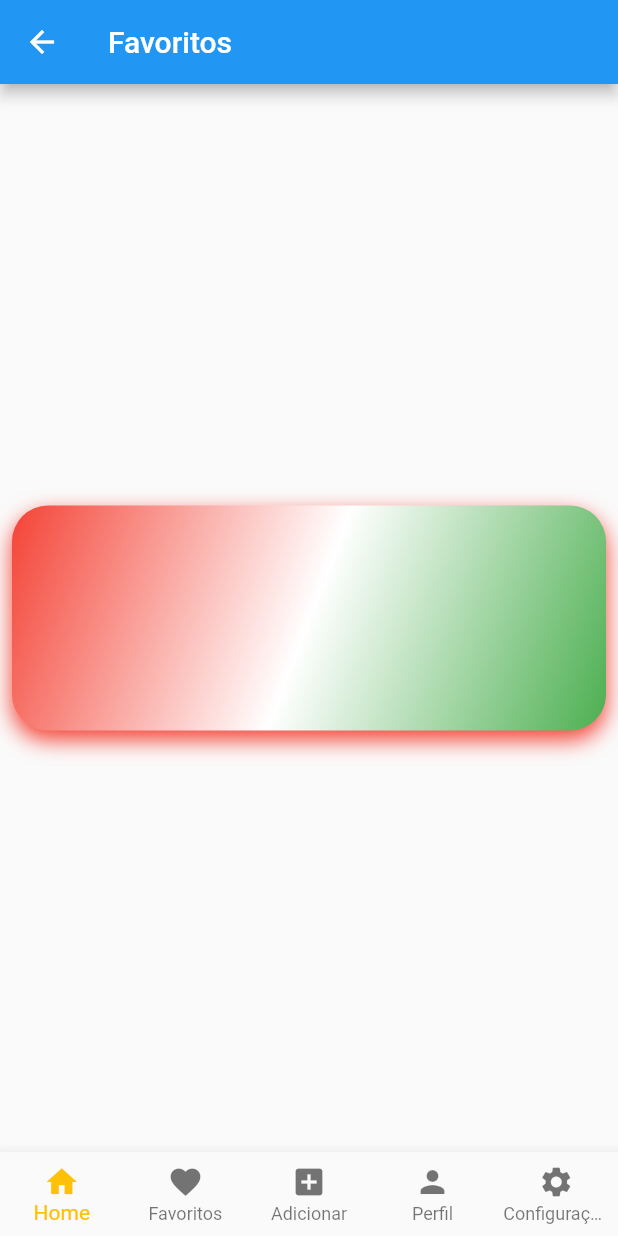
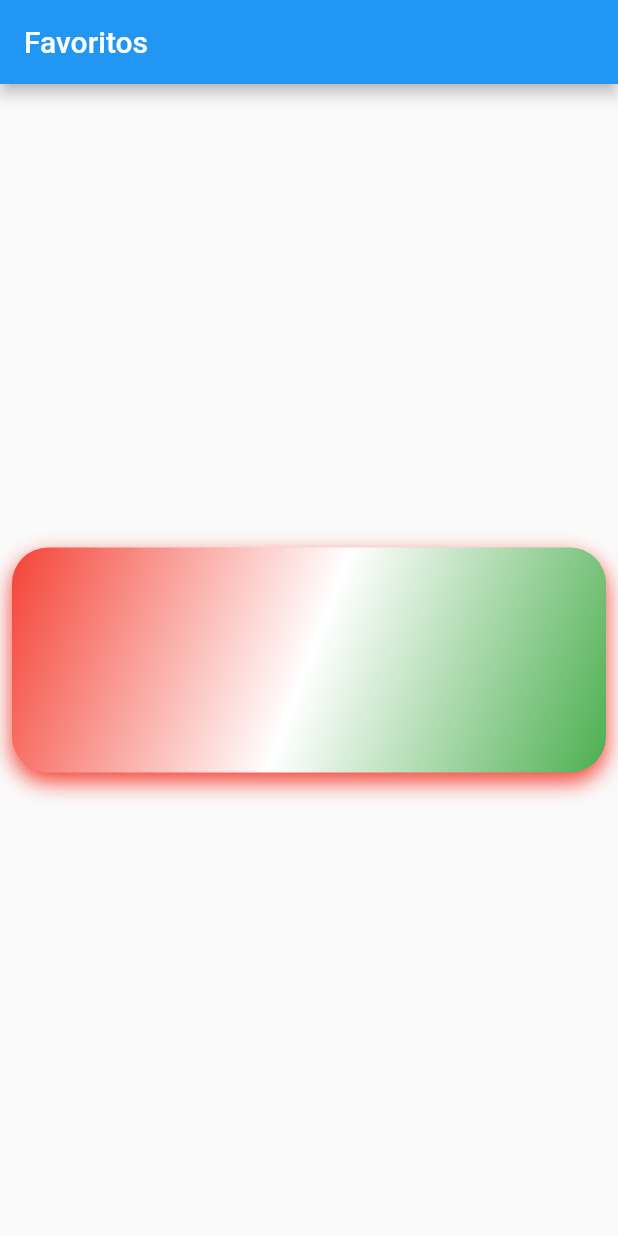
Before and after one commit to AmarildoZoletJunior/PiattoProject, a Flutter app: the Favoritos screen opened directly, on a phone screen of 412 x 824 dp. Run offline on Flutter 3.47's test engine with Material 2 defaults, Android fonts, the phone set to English and light mode, and no system bars.

```diff
--- a/lib/account/tela_login.dart
+++ b/lib/account/tela_login.dart
@@ -2,6 +2,8 @@ import 'package:flutter/material.dart';
 import 'package:piattov2/account/cadastro.dart';
 import 'package:piattov2/account/tela_principal.dart';
 import 'package:piattov2/cadastro_receita.dart';
+
+import '../home_page.dart';
 
 class tela_login extends StatelessWidget {
   const tela_login({Key? key}) : super(key: key);
@@ -109,7 +111,7 @@ class tela_login extends StatelessWidget {
                               onPressed: () {
                                 Navigator.push(
                                   context,
-                                  MaterialPageRoute(builder: (context) => const cadastro_receita()),
+                                  MaterialPageRoute(builder: (context) => const HomePage()),
                                 );
                                 // Respond to button press
                               },
--- a/lib/cadastro_receita.dart
+++ b/lib/cadastro_receita.dart
@@ -1,5 +1,4 @@
 import 'package:flutter/material.dart';
-import 'components/menu.dart';
 
 class cadastro_receita extends StatelessWidget {
   const cadastro_receita({Key? key}) : super(key: key);
@@ -175,7 +174,6 @@ class cadastro_receita extends StatelessWidget {
               ),
             ),
           ),
-          bottomNavigationBar: Menu(),
         ),
       ),
     );
--- a/lib/components/menu.dart
+++ /dev/null
@@ -1,50 +0,0 @@
-import 'package:flutter/material.dart';
-
-class Menu extends StatefulWidget {
-  const Menu({Key? key}) : super(key: key);
-
-  @override
-  State<Menu> createState() => _MenuState();
-}
-
-class _MenuState extends State<Menu> {
-  int _opcaoSelecionada = 0;
-  final double _borderRadius = 24;
-  @override
-  Widget build(BuildContext context) {
-    return BottomNavigationBar(
-          type: BottomNavigationBarType.fixed,
-          currentIndex: _opcaoSelecionada,
-          onTap: (opcao) {
-            print('clicou $opcao');
-
-            setState((){
-              _opcaoSelecionada = opcao;
-            });
-          },
-          fixedColor: Colors.amber,
-          items: [
-            BottomNavigationBarItem(
-              label: "Home",
-              icon: Icon(Icons.home),
-            ),
-            BottomNavigationBarItem(
-              label: "Favoritos",
-              icon: Icon(Icons.favorite),
-            ),
-            BottomNavigationBarItem(
-              label: "Adicionar",
-              icon: Icon(Icons.add_box),
-            ),
-            BottomNavigationBarItem(
-              label: "Perfil",
-              icon: Icon(Icons.person),
-            ),
-            BottomNavigationBarItem(
-              label: "Configuração",
-              icon: Icon(Icons.settings),
-            ),
-          ],
-    );
-  }
-}
--- a/lib/favorito.dart
+++ b/lib/favorito.dart
@@ -1,6 +1,4 @@
 import 'package:flutter/material.dart';
-
-import 'components/menu.dart';
 
 class Favoritos extends StatefulWidget {
   const Favoritos({Key? key}) : super(key: key);
@@ -46,7 +44,6 @@ class _FavoritosState extends State<Favoritos> {
           ),
         ),
       ),
-      bottomNavigationBar: Menu(),
     );
   }
 }
```
Also changed, not shown: lib/home_page.dart (added, +77 -0 lines).
